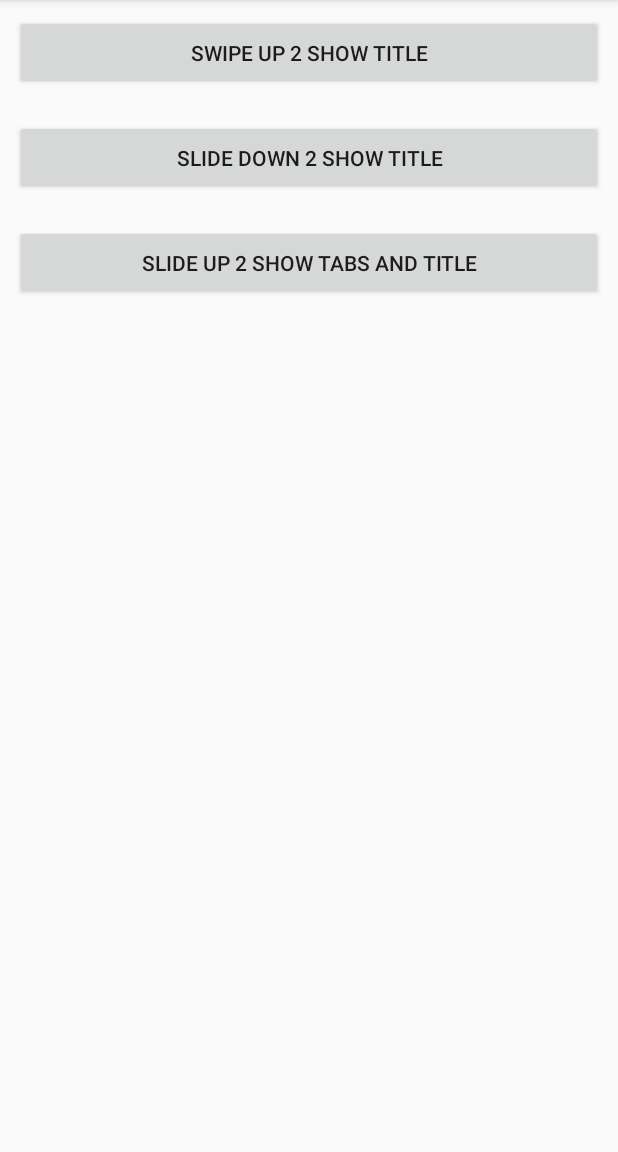
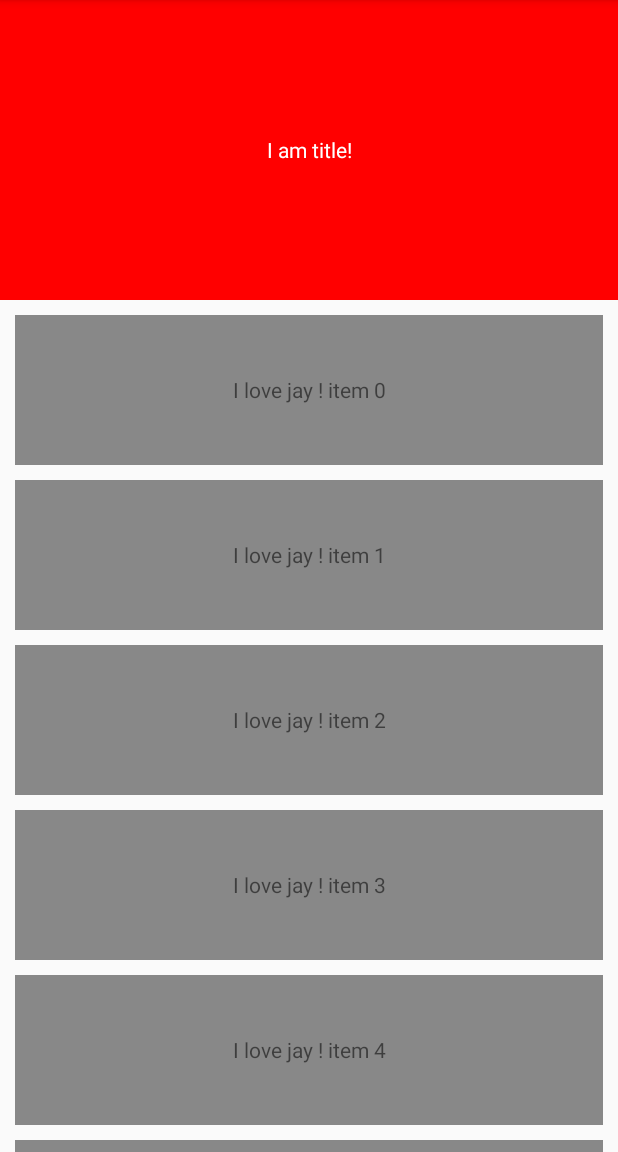
Before and after one commit to jj532655203/BehaviorsDemo, an Android app: the screen it shows after launch (MainActivity before the commit, SlideDownShowTitleActivity after it), after a tap on "SLIDE DOWN 2 SHOW TITLE", on a phone screen of 412 x 824 dp, the part 84-1236 px from its top. Run offline under Robolectric (Android 15) with nearby library versions, the phone set to English and light mode, and no system bars.

Commit message:
Jay 1.完成slide down show title界面 behavior逻辑

```diff
--- a/app/src/main/AndroidManifest.xml
+++ b/app/src/main/AndroidManifest.xml
@@ -17,6 +17,7 @@
             </intent-filter>
         </activity>
         <activity android:name=".activity.SlideUpShowTitleActivity" />
+        <activity android:name=".activity.SlideDownShowTitleActivity" />
     </application>
 
 </manifest>
--- a/app/src/main/java/com/fronttcapital/behaviorsdemo/activity/SlideDownShowTitleActivity.java
+++ b/app/src/main/java/com/fronttcapital/behaviorsdemo/activity/SlideDownShowTitleActivity.java
@@ -1,6 +1,65 @@
 package com.fronttcapital.behaviorsdemo.activity;
 
+import android.graphics.Color;
+import android.os.Bundle;
+import android.view.Gravity;
+import android.view.ViewGroup;
+import android.widget.TextView;
+
+import androidx.annotation.NonNull;
+import androidx.annotation.Nullable;
 import androidx.appcompat.app.AppCompatActivity;
+import androidx.recyclerview.widget.LinearLayoutManager;
+import androidx.recyclerview.widget.RecyclerView;
 
+import com.fronttcapital.behaviorsdemo.Divider15ItemDecoration;
+import com.fronttcapital.behaviorsdemo.R;
+
+/**
+ * 本界面CoordinatorLayout内子view只有textView和recyclerview
+ * 其中recyclerview作为scrollingView角色,负责事件分发,其behavior是我们自定义的,用于跟随textView的移动
+ * textView的behavior是我们自定义的,根据我们自定义行为规则先于recyclerview滑动
+ */
 public class SlideDownShowTitleActivity extends AppCompatActivity {
+    @Override
+    protected void onCreate(@Nullable Bundle savedInstanceState) {
+        super.onCreate(savedInstanceState);
+        setContentView(R.layout.activity_slide_down_show_title);
+
+        setUpRecyclerView();
+
+    }
+
+    private void setUpRecyclerView() {
+        RecyclerView recyclerView = findViewById(R.id.recycler_view);
+        recyclerView.setLayoutManager(new LinearLayoutManager(this, RecyclerView.VERTICAL, false));
+        final int DATA_SIZE = 30;
+        final int[] adapterData = new int[DATA_SIZE];
+        for (int i = 0; i < DATA_SIZE; i++) {
+            adapterData[i] = i;
+        }
+        recyclerView.setAdapter(new RecyclerView.Adapter() {
+            @NonNull
+            @Override
+            public RecyclerView.ViewHolder onCreateViewHolder(@NonNull ViewGroup parent, int viewType) {
+                TextView textView = new TextView(parent.getContext());
+                textView.setBackgroundColor(Color.GRAY);
+                textView.setLayoutParams(new ViewGroup.LayoutParams(-1, 150));
+                textView.setGravity(Gravity.CENTER);
+                return new RecyclerView.ViewHolder(textView) {
+                };
+            }
+
+            @Override
+            public void onBindViewHolder(@NonNull RecyclerView.ViewHolder holder, int position) {
+                ((TextView) holder.itemView).setText("I love jay ! item " + adapterData[position]);
+            }
+
+            @Override
+            public int getItemCount() {
+                return adapterData.length;
+            }
+        });
+        recyclerView.addItemDecoration(new Divider15ItemDecoration());
+    }
 }
--- /dev/null
+++ b/app/src/main/java/com/fronttcapital/behaviorsdemo/behavior/RecyclerViewBehavior.java
@@ -0,0 +1,39 @@
+package com.fronttcapital.behaviorsdemo.behavior;
+
+import android.content.Context;
+import android.util.AttributeSet;
+import android.view.View;
+import android.widget.TextView;
+
+import androidx.annotation.NonNull;
+import androidx.coordinatorlayout.widget.CoordinatorLayout;
+
+/**
+ * Jay
+ * recyclerview只需要跟随textView移动即可
+ */
+public class RecyclerViewBehavior extends CoordinatorLayout.Behavior {
+    public RecyclerViewBehavior() {
+    }
+
+    public RecyclerViewBehavior(Context context, AttributeSet attrs) {
+        super(context, attrs);
+    }
+
+    @Override
+    public boolean layoutDependsOn(@NonNull CoordinatorLayout parent, @NonNull View child, @NonNull View dependency) {
+        return dependency instanceof TextView;
+    }
+
+    @Override
+    public boolean onDependentViewChanged(@NonNull CoordinatorLayout parent, @NonNull View child, @NonNull View dependency) {
+
+        float y = dependency.getHeight() + dependency.getTranslationY();
+        if (y < 0) {
+            y = 0;
+        }
+        child.setY(y);
+
+        return true;
+    }
+}
--- /dev/null
+++ b/app/src/main/res/layout/activity_slide_down_show_title.xml
@@ -0,0 +1,24 @@
+<?xml version="1.0" encoding="utf-8"?>
+<androidx.coordinatorlayout.widget.CoordinatorLayout xmlns:android="http://schemas.android.com/apk/res/android"
+    xmlns:app="http://schemas.android.com/apk/res-auto"
+    xmlns:tools="http://schemas.android.com/tools"
+    android:layout_width="match_parent"
+    android:layout_height="match_parent"
+    tools:context=".activity.SlideDownShowTitleActivity">
+
+    <TextView
+        android:layout_width="match_parent"
+        android:layout_height="200dp"
+        android:background="#FF0000"
+        android:gravity="center"
+        android:text="I am title!"
+        android:textColor="@android:color/white"
+        app:layout_behavior="@string/simple_header_behavior" />
+
+    <androidx.recyclerview.widget.RecyclerView
+        android:id="@+id/recycler_view"
+        android:layout_width="match_parent"
+        android:layout_height="match_parent"
+        app:layout_behavior="@string/recycler_view_behavior" />
+
+</androidx.coordinatorlayout.widget.CoordinatorLayout>
--- a/app/src/main/res/values/strings.xml
+++ b/app/src/main/res/values/strings.xml
@@ -1,4 +1,6 @@
 <resources>
     <string name="app_name">BehaviorsDemo</string>
     <string name="behavior_simple_tile">com.fronttcapital.behaviorsdemo.behavior.SimpleTitleBehavior</string>
+    <string name="simple_header_behavior">com.fronttcapital.behaviorsdemo.behavior.SimpleHeaderBehavior</string>
+    <string name="recycler_view_behavior">com.fronttcapital.behaviorsdemo.behavior.RecyclerViewBehavior</string>
 </resources>
```
Also changed, not shown: app/src/main/java/com/fronttcapital/behaviorsdemo/activity/SlideUpShowTitleActivity.java (+10 -1 lines), app/src/main/java/com/fronttcapital/behaviorsdemo/behavior/SimpleHeaderBehavior.java (added, +89 -0 lines).
